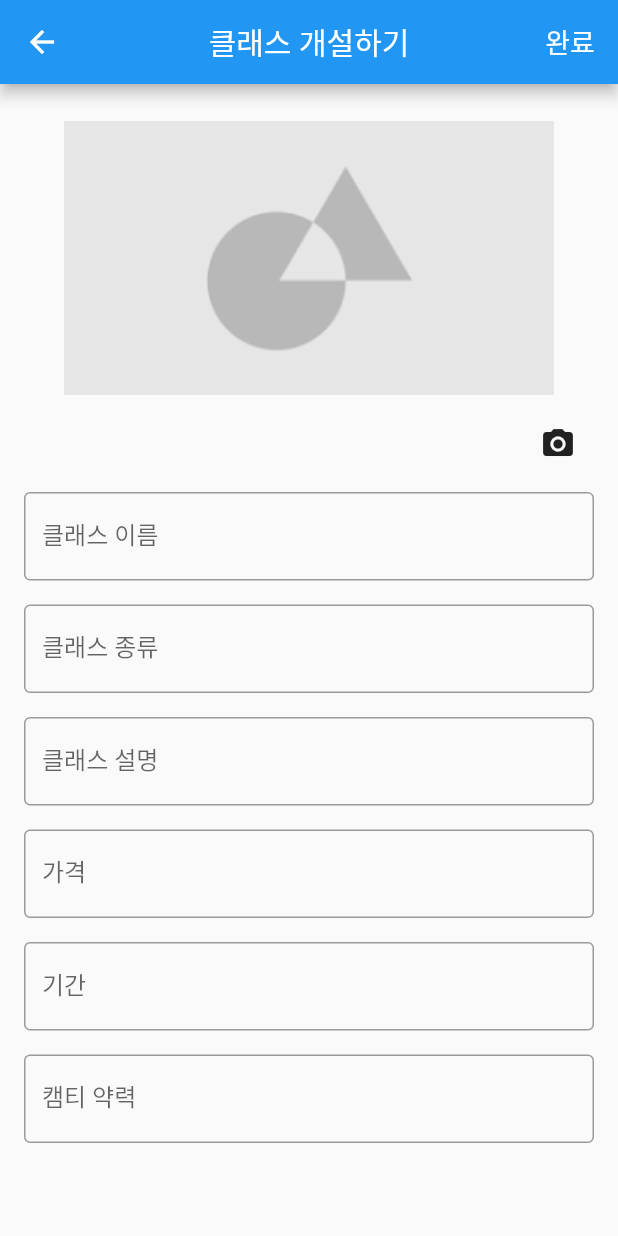
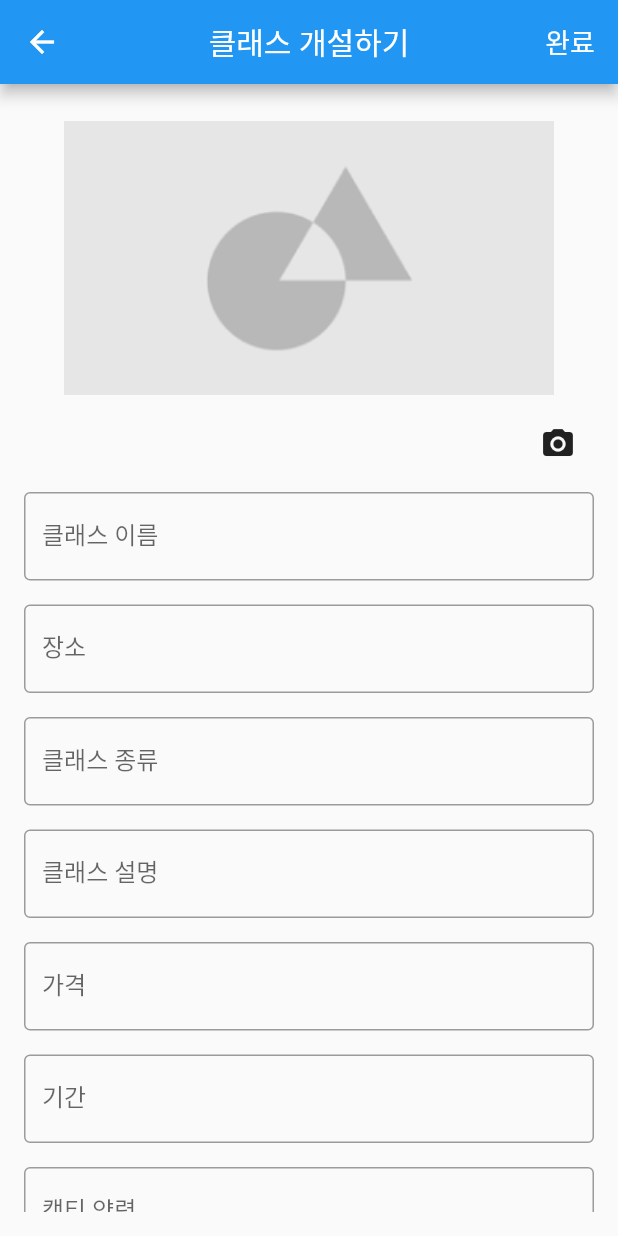
Before and after one commit to Musung1/campuschool, a Flutter app: the AddClassScreen screen opened by its route, after a tap on the "camera alt" icon, on a phone screen of 412 x 824 dp. Run offline on Flutter 3.47's test engine with Material 2 defaults, Android fonts, the phone set to English and light mode, and no system bars; our stand-ins replace cloud_firestore, firebase_auth, firebase_core, firebase_storage, flutter_signin_button, get and 6 more; missing offline and left inert: dart:ffi, kpostal; accounts and stored records are empty; Roboto replaces fonts that are missing (NotoSans).

```diff
--- a/lib/binding/bindings.dart
+++ b/lib/binding/bindings.dart
@@ -1,3 +1,4 @@
+import 'package:campuschool/controller/add_class_controller.dart';
 import 'package:campuschool/controller/auth_controller.dart';
 import 'package:campuschool/controller/class_controller.dart';
 import 'package:campuschool/controller/landing_controller.dart';
@@ -16,3 +17,9 @@ class LandingBinding implements Bindings {
     Get.lazyPut(() => ClassController());
   }
 }
+class AddClassBinding implements Bindings {
+  @override
+  void dependencies() {
+    Get.lazyPut(() => AddClassController());
+  }
+}
--- a/lib/campuschool.dart
+++ b/lib/campuschool.dart
@@ -4,6 +4,8 @@ import 'package:campuschool/screens/landingScreen.dart';
 import 'package:campuschool/screens/login/loginPage.dart';
 import 'package:campuschool/screens/profile/profileScreen.dart';
 import 'package:campuschool/screens/splash/splashScreen.dart';
+import 'package:campuschool/test.dart';
+import 'package:campuschool/test_webview.dart';
 import 'package:flutter/material.dart';
 import 'package:get/get.dart';
 
@@ -47,6 +49,7 @@ class Campuschool extends StatelessWidget {
         GetPage(
           name: "/landing/home/addClass",
           page: () => AddClassScreen(),
+          binding: AddClassBinding(),
         ),
         GetPage(
           name: "/landing/home/detailScreen",
--- a/lib/constants/controllerConstants.dart
+++ b/lib/constants/controllerConstants.dart
@@ -1,5 +1,9 @@
+import 'package:campuschool/controller/add_class_controller.dart';
 import 'package:campuschool/controller/auth_controller.dart';
+import 'package:campuschool/controller/class_controller.dart';
 import 'package:campuschool/controller/landing_controller.dart';
 
 AuthController authController = AuthController.instance;
 LandingController landingController = LandingController.instance;
+AddClassController addClassController = AddClassController.instance;
+ClassController classController = ClassController.instance;
--- a/lib/screens/add_class/addClassScreen.dart
+++ b/lib/screens/add_class/addClassScreen.dart
@@ -1,8 +1,8 @@
-
-
 import 'dart:io';
-
+import 'package:campuschool/autoComplete.dart';
+import 'package:campuschool/constants/controllerConstants.dart';
 import 'package:campuschool/constants/firebaseConstants.dart';
+import 'package:campuschool/test.dart';
 import 'package:campuschool/themes/color_theme.dart';
 import 'package:campuschool/themes/text_theme.dart';
 import 'package:cloud_firestore/cloud_firestore.dart';
@@ -21,29 +21,23 @@ class AddClassScreen extends StatefulWidget {
 }
 
 class _AddClassScreenState extends State<AddClassScreen> {
-  TextEditingController name = TextEditingController();
-  TextEditingController category = TextEditingController();
-  TextEditingController description = TextEditingController();
-  TextEditingController price = TextEditingController();
-  TextEditingController date = TextEditingController();
-  TextEditingController history = TextEditingController();
-  final ImagePicker _picker = ImagePicker();
-  File? _image;
-
   @override
   Widget build(BuildContext context) {
-
     return Scaffold(
         appBar: AppBar(
           title: Text("클래스 개설하기"),
           centerTitle: true,
-        actions: [TextButton(child: Text("완료", style: MyTextStyle.buttonText.copyWith(color: MyColor.white)),
-          onPressed: (){
-            addProductToFirebase(
-                name.text, price.text, category.text, date.text, description.text,  _image!.path, history.text);
-            uploadFile();
+          actions: [
+            TextButton(
+              child: Text("완료",
+                  style: MyTextStyle.buttonText.copyWith(color: MyColor.white)),
+              onPressed: () {
+                addClassController.addClassToFirebase();
+                addClassController.uploadFile();
                 Get.back();
-        },)],
+              },
+            )
+          ],
         ),
         body: Padding(
           padding: const EdgeInsets.all(16.0),
@@ -52,9 +46,13 @@ class _AddClassScreenState extends State<AddClassScreen> {
               Container(
                 height: 200,
                 child: Center(
-                child: Image.asset(
+                  child: Obx(()=>
+                    addClassController.imageName.value == ''?
+                      Image.asset(
                         "assets/img/default.png",
                         fit: BoxFit.cover,
+                      ):
+                        Image.file(File(addClassController.pickedImage.path)),
                   ),
                 ),
               ),
@@ -62,61 +60,87 @@ class _AddClassScreenState extends State<AddClassScreen> {
                 children: [
                   Expanded(child: Container()),
                   IconButton(
-                    icon: const Icon(Icons.camera_alt),
-                    onPressed: () {
-                      chooseFile();
+                      icon: const Icon(Icons.camera_alt), onPressed: () {
+                        addClassController.pickImg();
                   }),
                 ],
               ),
-            SizedBox(height: 8,),
+              SizedBox(
+                height: 8,
+              ),
               TextFormField(
                 cursorColor: MyColor.primary,
-              controller: name,
+                controller: addClassController.name,
                 decoration: InputDecoration(
                   border: OutlineInputBorder(),
                   labelText: "클래스 이름",
                 ),
               ),
-            SizedBox(height: 16,),
+              SizedBox(
+                height: 16,
+              ),
+              TextFormField(
+                onTap: () {
+                  Get.to(AuthComplete());
+                },
+                controller: addClassController.location,
+                readOnly: true,
+                cursorColor: MyColor.primary,
+                decoration: InputDecoration(
+                  border: OutlineInputBorder(),
+                  labelText: "장소",
+                ),
+              ),
+              SizedBox(
+                height: 16,
+              ),
               TextFormField(
                 cursorColor: MyColor.primary,
-              controller: category,
+                controller: addClassController.category,
                 decoration: InputDecoration(
                   border: OutlineInputBorder(),
                   labelText: "클래스 종류",
                 ),
               ),
-            SizedBox(height: 16,),
+              SizedBox(
+                height: 16,
+              ),
               TextFormField(
                 cursorColor: MyColor.primary,
-              controller: description,
+                controller: addClassController.description,
                 decoration: InputDecoration(
                   border: OutlineInputBorder(),
                   labelText: "클래스 설명",
                 ),
               ),
-            SizedBox(height: 16,),
+              SizedBox(
+                height: 16,
+              ),
               TextFormField(
                 cursorColor: MyColor.primary,
-              controller: price,
+                controller: addClassController.price,
                 decoration: InputDecoration(
                   border: OutlineInputBorder(),
                   labelText: "가격",
                 ),
               ),
-            SizedBox(height: 16,),
+              SizedBox(
+                height: 16,
+              ),
               TextFormField(
                 cursorColor: MyColor.primary,
-              controller: date,
+                controller: addClassController.date,
                 decoration: InputDecoration(
                   border: OutlineInputBorder(),
                   labelText: "기간",
                 ),
               ),
-            SizedBox(height: 16,),
+              SizedBox(
+                height: 16,
+              ),
               TextFormField(
                 cursorColor: MyColor.primary,
-              controller: history,
+                controller: addClassController.history,
                 decoration: InputDecoration(
                   border: OutlineInputBorder(),
                   labelText: "캠티 약력",
@@ -124,41 +148,6 @@ class _AddClassScreenState extends State<AddClassScreen> {
               ),
             ],
           ),
-      )
-    );
-  }
-
-  Future chooseFile() async {
-    await _picker.pickImage(source: ImageSource.gallery).then((image) {
-      setState(() {
-        _image = File(image!.path);
-      });
-    });
-  }
-
-  addProductToFirebase(String name, String price, String category, String date, String desc, String filename, String history) {
-    FirebaseFirestore.instance.collection("class").add(<String, dynamic>{
-      'author': auth.currentUser!.uid,
-      'name': name,
-      'price': price,
-      'category' : category,
-      'desc': desc,
-      'date' : date,
-      'createdTime': Timestamp.now(),
-      'modifiedTime': Timestamp.now(),
-      'liked': false,
-      'history' : history,
-      'image': filename,
-      'location' : history,
-      'likes': 100,
-    });
-  }
-
-  Future uploadFile() async {
-    Reference storageReference = firebaseStorage
-        .ref()
-        .child('product/${_image!.path}.jpeg');
-    Task uploadTask = storageReference.putFile(_image!);
-    await uploadTask.then((res) => res.ref.getDownloadURL());
+        ));
   }
 }
--- a/pubspec.yaml
+++ b/pubspec.yaml
@@ -38,6 +38,11 @@ dependencies:
   cloud_firestore: ^3.1.0
   uuid: ^3.0.5
   image: ^3.0.8
+  image_picker: ^0.8.4+1
+  google_maps_flutter: ^2.1.1
+  webview_flutter: ^2.3.1
+  google_place: ^0.4.3
+  kpostal: ^0.3.2
 
 dev_dependencies:
   flutter_test:
```
Also changed, not shown: lib/autoComplete.dart (added, +27 -0 lines), lib/controller/add_class_controller.dart (+50 -12 lines), lib/controller/class_controller.dart (+11 -8 lines), lib/model/class_model.dart (+9 -3 lines), lib/screens/detail/detail_screen.dart (+60 -44 lines), lib/screens/home/home.dart (+8 -29 lines), lib/test.dart (added, +55 -0 lines), lib/test_webview.dart (added, +36 -0 lines), pubspec.lock, 1 other file. Lines whose indentation alone changed are shown as unchanged.
